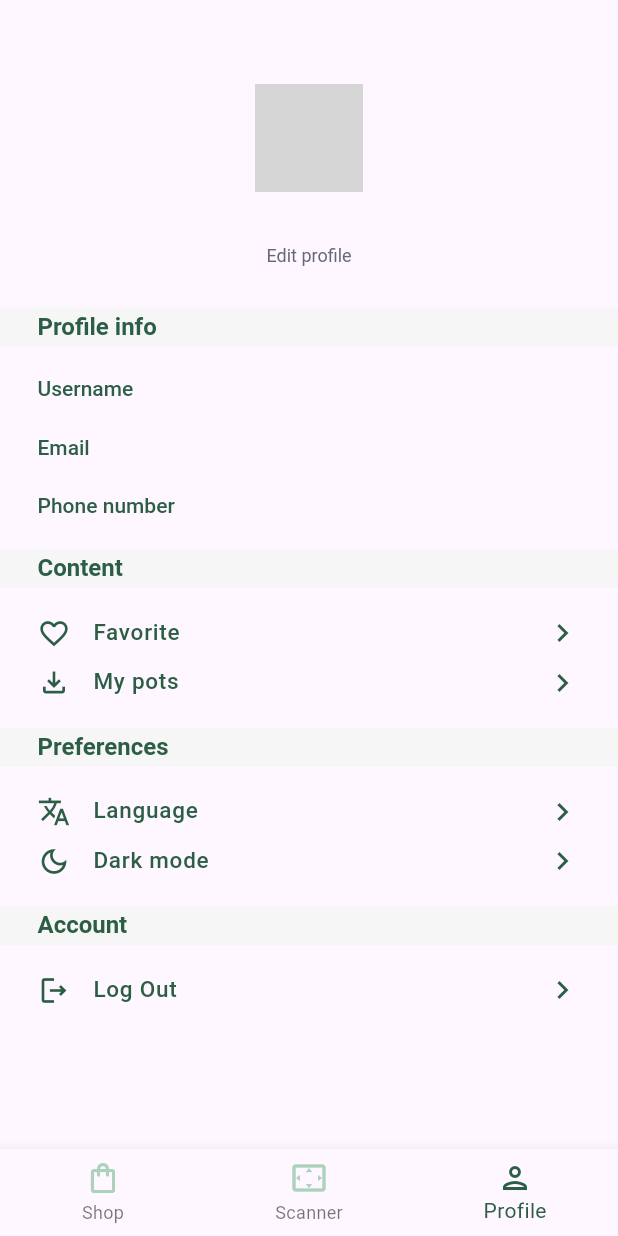
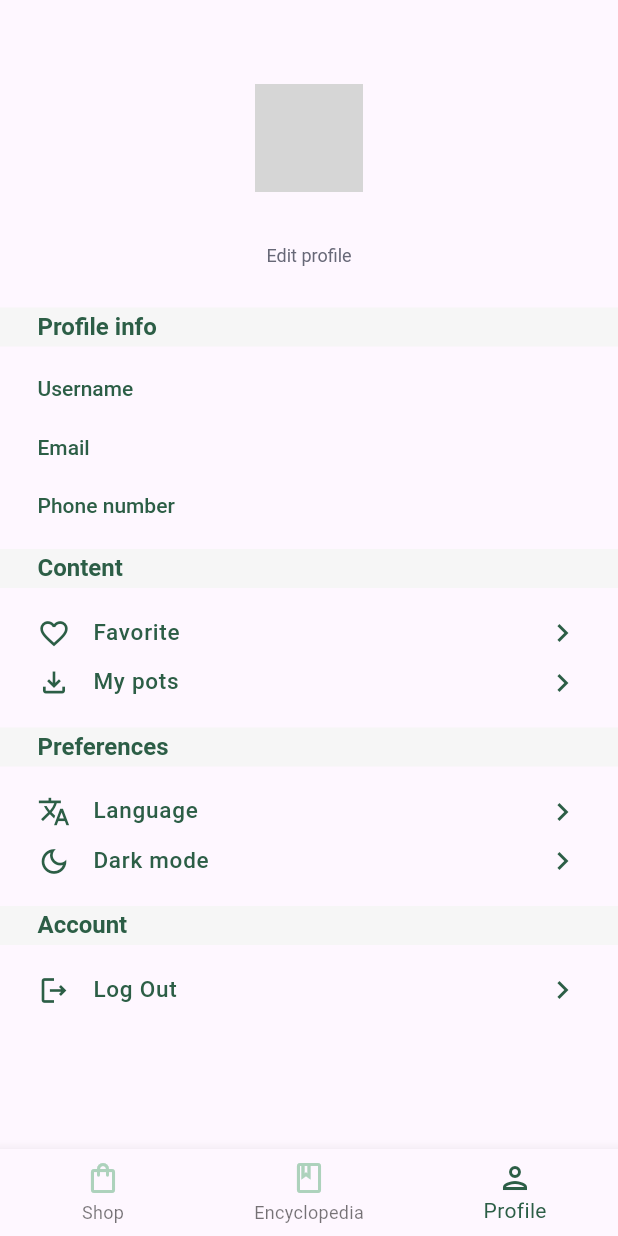
Before and after one commit to CultivatorDao/plantsiliry_app, a Flutter app: the screen it shows once a user with an empty profile is signed in, item 3 of the bottom bar chosen, on a phone screen of 412 x 824 dp. Run offline on Flutter 3.47's test engine with Material 3 defaults, Android fonts, the phone set to English and light mode, and no system bars; our stand-ins replace cloud_firestore, email_validator, firebase_auth, firebase_core, firebase_storage, flutter_spinkit and 1 more; missing offline and left inert: dart:ffi; accounts and stored records are empty; network calls fail; Roboto replaces fonts that are missing (Poppins); grey boxes are pictures that could not be loaded.

```diff
--- a/lib/activities/main/main_activity_manager.dart
+++ b/lib/activities/main/main_activity_manager.dart
@@ -1,6 +1,8 @@
 import 'package:flutter/material.dart';
+
+import 'package:plantsility_app/activities/main/shop/shop.dart';
+import 'package:plantsility_app/activities/main/encyclopedia/encyclopedia.dart';
 import 'package:plantsility_app/activities/main/profile/profile.dart';
-import 'package:plantsility_app/activities/main/shop/shop.dart';
 
 
 // Widget for navigation through app main screens
@@ -19,15 +21,15 @@ class _MainActivityManagerState extends State<MainActivityManager> {
   // All app screens/activities
   static List<Widget> pages = <Widget>[
       const Shop(),
-      const Placeholder(),
+      const EncyclopediaScreen(),
       const ProfileScreen(),
     ];
 
   // bottom bar icons
   final List<BottomNavigationBarItem> pageIcons = const <BottomNavigationBarItem>[
     BottomNavigationBarItem(icon: Icon(Icons.shopping_bag_outlined), label: "Shop"),
-    BottomNavigationBarItem(icon: Icon(Icons.settings_overscan), label: "Scanner"),
-    // BottomNavigationBarItem(icon: Icon(Icons.book_outlined), label: "Encyclopedia"),
+    // BottomNavigationBarItem(icon: Icon(Icons.settings_overscan), label: "Scanner"),
+    BottomNavigationBarItem(icon: Icon(Icons.book_outlined), label: "Encyclopedia"),
     BottomNavigationBarItem(icon: Icon(Icons.person_outlined), label: "Profile"),
   ];
 
--- a/lib/activities/main/shop/shop.dart
+++ b/lib/activities/main/shop/shop.dart
@@ -39,6 +39,7 @@ class _ShopState extends State<Shop> {
 
   @override
   Widget build(BuildContext context) {
+
     return Scaffold(
       appBar: AppBar(
         title: Text(
--- a/lib/models/product.dart
+++ b/lib/models/product.dart
@@ -1,14 +1,6 @@
+import 'dart:ffi';
+
 class ProductModel {
-
-  final String name;
-  final String frontImage;
-  final String? description;
-  final List<String>? images;
-  final double? originalPrice;
-  final bool? hasDiscount;
-  final double? discountPrice;
-  final dynamic comments;
-
 
   ProductModel({
     required this.name,
@@ -21,4 +13,13 @@ class ProductModel {
     this.comments,
   });
 
+  final String name;
+  final String frontImage;
+  final String? description;
+  final List? images;
+  final double? originalPrice;
+  final bool? hasDiscount;
+  final double? discountPrice;
+  final dynamic comments;
+
 }
--- a/lib/services/database.dart
+++ b/lib/services/database.dart
@@ -51,7 +51,8 @@ class DatabaseService {
           description: doc.get("description"),
           originalPrice: doc.get("originalPrice"),
           hasDiscount: doc.get("hasDiscount"),
-          discountPrice: doc.get("discountPrice")
+          discountPrice: doc.get("discountPrice"),
+          images: doc.get("images"),
         );
       }
     ).toList();
```
Also changed, not shown: lib/activities/main/shop/product.dart (+20 -8 lines), lib/widgets/image/storage_image.dart (added, +61 -0 lines), lib/widgets/info_card/info_card.dart (+6 -13 lines), 1 other file.
